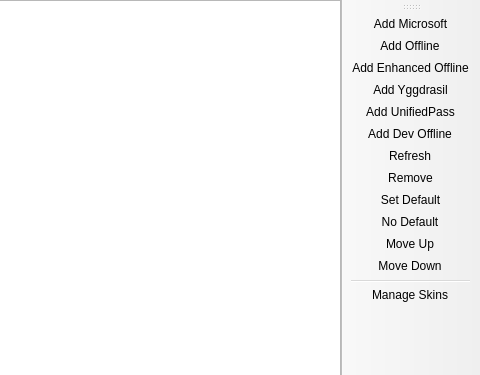
The window that launcher/ui/pages/global/AccountListPage.ui (AndreaFrederica/LunaLauncher) describes before a commit, drawn with Qt 5; both pictures show x 320 to 800 and y 0 to 375 of the 800 by 600 pixel window.
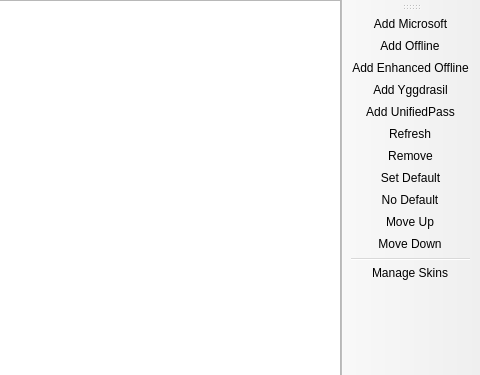
The same window after the commit. Custom widgets are drawn as their Qt base class.

Commit message: feat/fix: improve the login account ui

What changed in the file:
```diff
--- a/launcher/ui/pages/global/AccountListPage.ui
+++ b/launcher/ui/pages/global/AccountListPage.ui
@@ -57,7 +57,6 @@
    <addaction name="actionAddEnhancedOffline"/>
    <addaction name="actionAddYggdrasil"/>
    <addaction name="actionAddUnifiedPass"/>
-   <addaction name="actionAddOfflineForced"/>
    <addaction name="actionRefresh"/>
    <addaction name="actionRemove"/>
    <addaction name="actionSetDefault"/>
@@ -105,7 +104,7 @@
   </action>
   <action name="actionAddEnhancedOffline">
    <property name="text">
-    <string>Add Enhanced Offline</string>
+    <string>Add &amp;Enhanced Offline</string>
    </property>
   </action>
   <action name="actionAddUnifiedPass">
@@ -113,14 +112,6 @@
     <string>Add &amp;UnifiedPass</string>
    </property>
   </action>
-  <action name="actionAddOfflineForced">
-   <property name="text">
-    <string>Add &amp;Dev Offline</string>
-   </property>
-   <property name="toolTip">
-    <string>Developer mode: Add offline account for developer</string>
-   </property>
-  </action>
   <action name="actionRefresh">
    <property name="text">
     <string>&amp;Refresh</string>
```
The commit also changes 3 other files.
